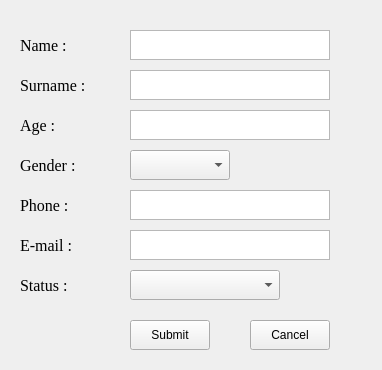
This is registration.ui in krmbt72/HotelReservationSystem as Qt 5 draws it before an edit. The edited form follows.
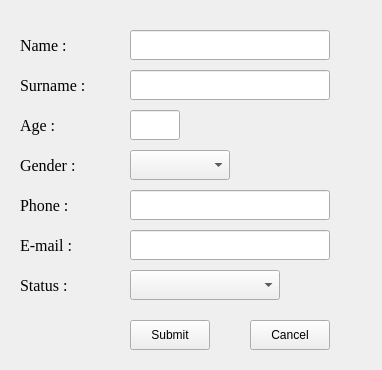
This is the edited form.

```diff
--- a/registration.ui
+++ b/registration.ui
@@ -16,16 +16,6 @@
   <property name="windowTitle">
    <string>REGISTRATION</string>
   </property>
-  <widget class="QTextEdit" name="textEdit">
-   <property name="geometry">
-    <rect>
-     <x>130</x>
-     <y>30</y>
-     <width>200</width>
-     <height>30</height>
-    </rect>
-   </property>
-  </widget>
   <widget class="QLabel" name="label">
    <property name="geometry">
     <rect>
@@ -166,46 +156,6 @@
     <string>Status :</string>
    </property>
   </widget>
-  <widget class="QTextEdit" name="textEdit_2">
-   <property name="geometry">
-    <rect>
-     <x>130</x>
-     <y>70</y>
-     <width>200</width>
-     <height>30</height>
-    </rect>
-   </property>
-  </widget>
-  <widget class="QTextEdit" name="textEdit_3">
-   <property name="geometry">
-    <rect>
-     <x>130</x>
-     <y>110</y>
-     <width>200</width>
-     <height>30</height>
-    </rect>
-   </property>
-  </widget>
-  <widget class="QTextEdit" name="textEdit_5">
-   <property name="geometry">
-    <rect>
-     <x>130</x>
-     <y>230</y>
-     <width>200</width>
-     <height>30</height>
-    </rect>
-   </property>
-  </widget>
-  <widget class="QTextEdit" name="textEdit_6">
-   <property name="geometry">
-    <rect>
-     <x>130</x>
-     <y>190</y>
-     <width>200</width>
-     <height>30</height>
-    </rect>
-   </property>
-  </widget>
   <widget class="QPushButton" name="pushButton_Submit">
    <property name="geometry">
     <rect>
@@ -251,6 +201,92 @@
      <height>30</height>
     </rect>
    </property>
+   <property name="sizePolicy">
+    <sizepolicy hsizetype="Expanding" vsizetype="Expanding">
+     <horstretch>0</horstretch>
+     <verstretch>0</verstretch>
+    </sizepolicy>
+   </property>
+   <property name="mouseTracking">
+    <bool>true</bool>
+   </property>
+  </widget>
+  <widget class="QLineEdit" name="lineEdit_name">
+   <property name="geometry">
+    <rect>
+     <x>130</x>
+     <y>30</y>
+     <width>200</width>
+     <height>30</height>
+    </rect>
+   </property>
+   <property name="tabletTracking">
+    <bool>true</bool>
+   </property>
+   <property name="inputMethodHints">
+    <set>Qt::ImhLatinOnly</set>
+   </property>
+   <property name="maxLength">
+    <number>30</number>
+   </property>
+   <property name="cursorPosition">
+    <number>0</number>
+   </property>
+  </widget>
+  <widget class="QLineEdit" name="lineEdit_surname">
+   <property name="geometry">
+    <rect>
+     <x>130</x>
+     <y>70</y>
+     <width>200</width>
+     <height>30</height>
+    </rect>
+   </property>
+   <property name="maxLength">
+    <number>30</number>
+   </property>
+  </widget>
+  <widget class="QLineEdit" name="lineEdit_age">
+   <property name="geometry">
+    <rect>
+     <x>130</x>
+     <y>110</y>
+     <width>50</width>
+     <height>30</height>
+    </rect>
+   </property>
+   <property name="inputMethodHints">
+    <set>Qt::ImhDigitsOnly</set>
+   </property>
+   <property name="maxLength">
+    <number>2</number>
+   </property>
+  </widget>
+  <widget class="QLineEdit" name="lineEdit_phone">
+   <property name="geometry">
+    <rect>
+     <x>130</x>
+     <y>190</y>
+     <width>200</width>
+     <height>30</height>
+    </rect>
+   </property>
+   <property name="maxLength">
+    <number>13</number>
+   </property>
+  </widget>
+  <widget class="QLineEdit" name="lineEdit_email">
+   <property name="geometry">
+    <rect>
+     <x>130</x>
+     <y>230</y>
+     <width>200</width>
+     <height>30</height>
+    </rect>
+   </property>
+   <property name="maxLength">
+    <number>40</number>
+   </property>
   </widget>
  </widget>
  <resources/>
```
Left out of the diff: 42 changed lines with no effect on the pictures.
